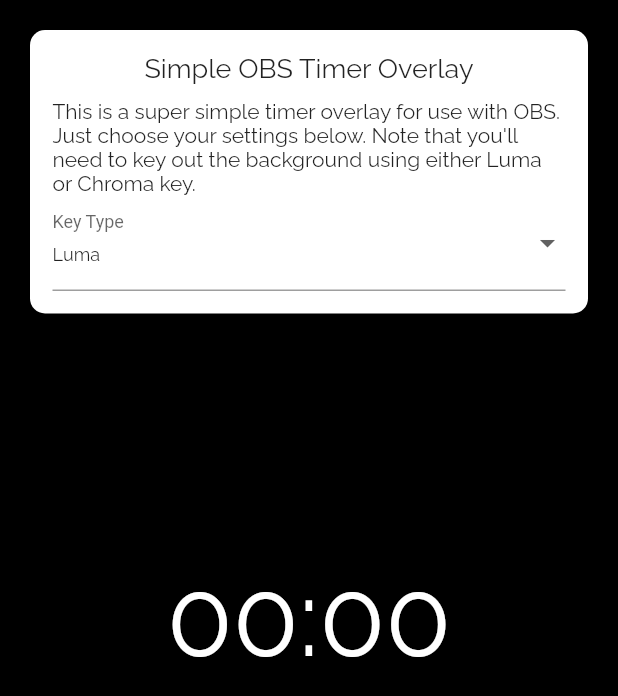
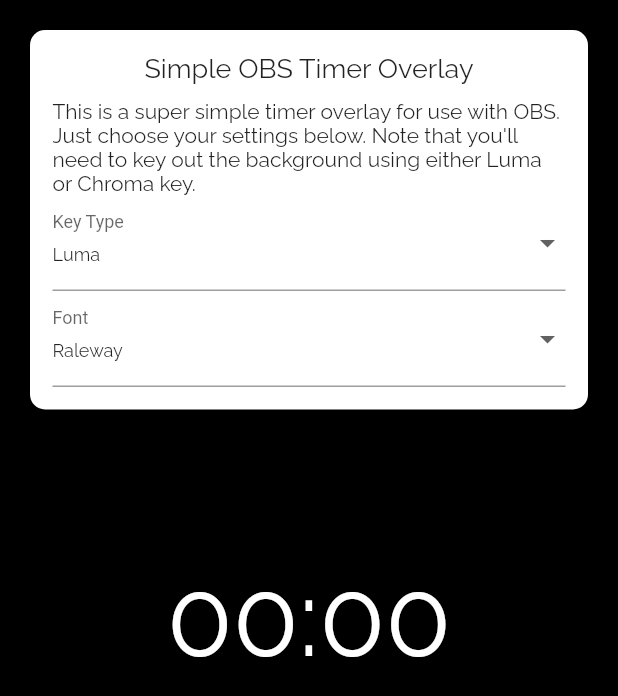
Before and after one commit to MatthewJones517/obs_countdown_timer, a Flutter app: the screen it shows after launch, on a phone screen of 412 x 824 dp. Shown: the top 696 px of the screen. Run offline on Flutter 3.47's test engine with Material 2 defaults, Android fonts, the phone set to English and light mode, and no system bars; our stand-ins replace google_fonts.

Commit message:
Added font selection

```diff
--- a/lib/src/screens/settings.dart
+++ b/lib/src/screens/settings.dart
@@ -33,7 +33,8 @@
             children: [
               settingsPanelHeader(),
               settingsPanelDescription(),
-              settingsPanelKeyType(),
+              settingsPanelKeyType(settingsService),
+              settingsPanelFontSelection(settingsService)
             ],
           );
         },
@@ -68,19 +69,17 @@
     );
   }
 
-  Widget settingsPanelKeyType() {
-    return Consumer<SettingsService>(
-      builder: (context, settingsService, child) {
+  Widget settingsPanelKeyType(SettingsService settingsService) {
     return DropdownButtonFormField(
       value: 'Luma',
       items: [
         DropdownMenuItem(
           value: 'Chroma',
-              child: dropdownText('Chroma'),
+          child: defaultDropdownText('Chroma'),
         ),
         DropdownMenuItem(
           value: 'Luma',
-              child: dropdownText('Luma'),
+          child: defaultDropdownText('Luma'),
         ),
       ],
       onChanged: (String value) {
@@ -92,11 +91,41 @@
       },
       decoration: InputDecoration(labelText: 'Key Type'),
     );
+  }
+
+  Widget settingsPanelFontSelection(SettingsService settingsService) {
+    return DropdownButtonFormField(
+      value: 'Raleway',
+      decoration: InputDecoration(labelText: 'Font'),
+      items: [
+        fontSelectionDropdownText('Concert One'),
+        fontSelectionDropdownText('Dancing Script'),
+        fontSelectionDropdownText('Indie Flower'),
+        fontSelectionDropdownText('Lato'),
+        fontSelectionDropdownText('Lora'),
+        fontSelectionDropdownText('Modak'),
+        fontSelectionDropdownText('Monoton'),
+        fontSelectionDropdownText('Montserrat'),
+        fontSelectionDropdownText('Open Sans'),
+        fontSelectionDropdownText('Oswald'),
+        fontSelectionDropdownText('Pacifico'),
+        fontSelectionDropdownText('Permanent Marker'),
+        fontSelectionDropdownText('Press Start 2P'),
+        fontSelectionDropdownText('PT Sans'),
+        fontSelectionDropdownText('Raleway'),
+        fontSelectionDropdownText('Roboto'),
+        fontSelectionDropdownText('Source Sans Pro'),
+        fontSelectionDropdownText('Special Elite'),
+        fontSelectionDropdownText('Underdog'),
+        fontSelectionDropdownText('Work Sans'),
+      ],
+      onChanged: (fontName) {
+        settingsService.updateGoogleFontName(fontName);
       },
     );
   }
 
-  Widget dropdownText(String text) {
+  Widget defaultDropdownText(String text) {
     return Text(
       text,
       style: GoogleFonts.raleway(
@@ -104,4 +133,19 @@
       ),
     );
   }
+
+  DropdownMenuItem fontSelectionDropdownText(String fontName) {
+    return DropdownMenuItem(
+      value: fontName,
+      child: Text(
+        fontName,
+        style: GoogleFonts.getFont(
+          fontName,
+          textStyle: TextStyle(
+            fontSize: 12,
+          ),
+        ),
+      ),
+    );
   }
+}
```
Lines whose indentation alone changed are shown as unchanged.
